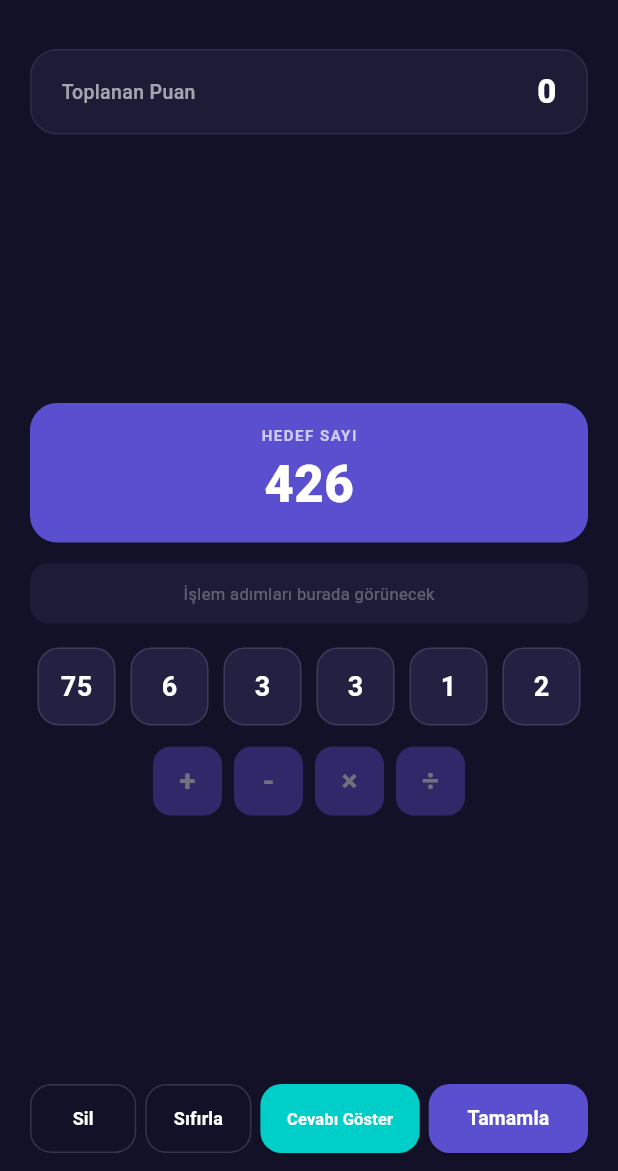
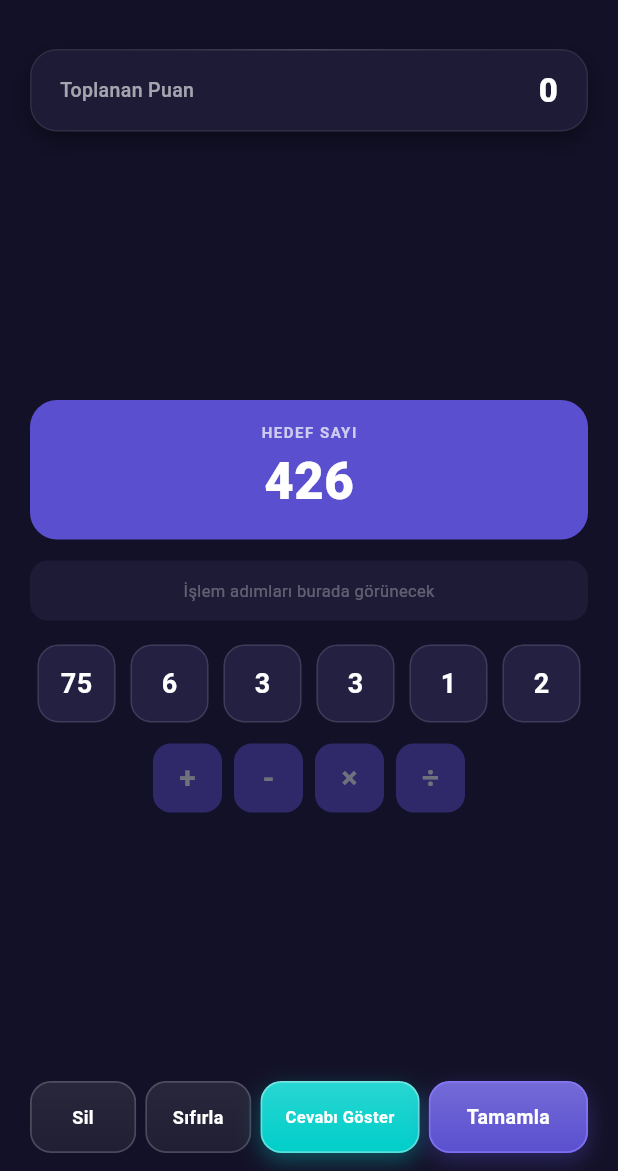
Before and after one commit to Cesurdev58/Say-S-zl-k, a Flutter app: the GameScreen screen opened directly with empty values, on a phone screen of 412 x 824 dp, the part 65-1236 px from its top. Run offline on Flutter 3.47's test engine with Material 3 defaults, Android fonts, the phone set to English and light mode, and no system bars; our stand-ins replace audioplayers, cloud_firestore, confetti, firebase_auth, firebase_core, firebase_crashlytics and 4 more; missing offline and left inert: firebase_app_check; accounts and stored records are empty; Roboto replaces fonts that are missing (Nunito); statements that could not run were skipped.

Commit message:
Faz 2c: GameButton/GameCard/GameDialog/GameHud/GameControlBar ve oyun ekranlari HUD birlestirmesi
Co-Authored-By: Claude Sonnet 5.5 <noreply@anthropic.com>

```diff
--- a/lib/screens/game_screen.dart
+++ b/lib/screens/game_screen.dart
@@ -16,6 +16,11 @@ import '../widgets/timer_chip.dart';
 import '../widgets/word_game_board.dart';
 import '../widgets/math_game_board.dart';
 import '../theme/app_colors.dart';
+import '../theme/app_theme.dart';
+import '../widgets/ui/game_button.dart';
+import '../widgets/ui/game_card.dart';
+import '../widgets/ui/game_control_bar.dart';
+import '../widgets/ui/game_hud.dart';
 
 class GameScreen extends StatefulWidget {
   final bool isTimed;
@@ -803,34 +808,26 @@ class _GameScreenState extends State<GameScreen> with TickerProviderStateMixin {
   }
 
   Widget _buildAppBar() {
-    return Padding(
+    return GameHud(
+      centerTitle: true,
       padding: const EdgeInsets.symmetric(horizontal: 8.0, vertical: 8.0),
-      child: Row(
-        mainAxisAlignment: MainAxisAlignment.spaceBetween,
-        children: [
-          IconButton(
-            icon: const Icon(Icons.arrow_back_ios_new, color: Colors.white),
-            onPressed: () async {
+      titleFontSize: 16,
+      backIconSize: 24,
+      title: widget.subMode == 'mix'
+          ? 'Karışık Mod'
+          : (currentRoundType == 'word' ? 'Aşama: Kelime' : 'Aşama: İşlem'),
+      onBack: () async {
         if (await _onWillPop()) {
           if (mounted) Navigator.pop(context);
         }
       },
-          ),
-          Text(
-            widget.subMode == 'mix'
-                ? 'Karışık Mod'
-                : (currentRoundType == 'word' ? 'Aşama: Kelime' : 'Aşama: İşlem'),
-            style: const TextStyle(color: Colors.white, fontWeight: FontWeight.bold, fontSize: 16),
-          ),
-          Row(
-            mainAxisSize: MainAxisSize.min,
-            children: [
+      trailing: [
         if (widget.isTimed)
           InkWell(
             onTap: (_isGameOver || remainingSeconds <= 0) ? null : _passQuestion,
             borderRadius: BorderRadius.circular(12),
             child: Padding(
-                    padding: const EdgeInsets.symmetric(horizontal: 6, vertical: 4),
+              padding: const EdgeInsets.symmetric(horizontal: 6, vertical: 14),
               child: Text(
                 'Pas (${widget.subMode == 'mix' ? '-10s' : '-5s'})',
                 style: const TextStyle(color: AppColors.rose, fontWeight: FontWeight.bold, fontSize: 12),
@@ -843,21 +840,14 @@ class _GameScreenState extends State<GameScreen> with TickerProviderStateMixin {
             child: TimerChip(seconds: _remainingNotifier, warnAt: 5),
           ),
       ],
-          ),
-        ],
-      ),
     );
   }
 
   Widget _buildScoreCard() {
-    return Container(
+    return SizedBox(
       width: double.infinity,
+      child: GameCard(
         padding: const EdgeInsets.symmetric(horizontal: 20, vertical: 12),
-      decoration: BoxDecoration(
-        color: AppColors.surface,
-        borderRadius: BorderRadius.circular(18),
-        border: Border.all(color: Colors.white.withValues(alpha: 0.08)),
-      ),
         child: Column(
           children: [
             Row(
@@ -867,15 +857,16 @@ class _GameScreenState extends State<GameScreen> with TickerProviderStateMixin {
                   currentRoundType == 'word' ? 'Kelime Puanı' : 'Toplanan Puan',
                   style: TextStyle(color: Colors.white.withValues(alpha: 0.6), fontSize: 13, fontWeight: FontWeight.w500),
                 ),
-              Text('$score', style: const TextStyle(color: Colors.white, fontSize: 22, fontWeight: FontWeight.w900)),
+                Text('$score', style: AppText.counter(fontSize: 22, fontWeight: FontWeight.w900)),
               ],
             ),
             if (showDelta && scoreDeltaText != null)
               Align(
                 alignment: Alignment.centerRight,
-              child: Text(scoreDeltaText!, style: const TextStyle(color: AppColors.rose, fontSize: 11, fontWeight: FontWeight.bold)),
+                child: Text(scoreDeltaText!, style: AppText.counter(color: AppColors.rose, fontSize: 11)),
               ),
           ],
+        ),
       ),
     );
   }
@@ -887,18 +878,14 @@ class _GameScreenState extends State<GameScreen> with TickerProviderStateMixin {
         _isGameOver ||
         (widget.isTimed && remainingSeconds <= 0);
 
-    return Row(
-      children: [
-        Expanded(
+    return GameControlBar(
+      items: [
+        GameBarItem(
           flex: 2,
-          child: SizedBox(
-            height: 46,
-            child: OutlinedButton(
-              style: OutlinedButton.styleFrom(
-                padding: EdgeInsets.zero,
-                side: BorderSide(color: Colors.white.withValues(alpha: 0.15)),
-                shape: RoundedRectangleBorder(borderRadius: BorderRadius.circular(14)),
-              ),
+          child: GameButton(
+            label: 'Sil',
+            variant: GameButtonVariant.secondary,
+            fontSize: 12,
             onPressed: isLocked
                   ? null
                   : () {
@@ -923,21 +910,14 @@ class _GameScreenState extends State<GameScreen> with TickerProviderStateMixin {
                         }
                       });
                     },
-              child: const Text('Sil', style: TextStyle(color: Colors.white, fontWeight: FontWeight.bold, fontSize: 12)),
           ),
         ),
-        ),
-        const SizedBox(width: 6),
-        Expanded(
+        GameBarItem(
           flex: 2,
-          child: SizedBox(
-            height: 46,
-            child: OutlinedButton(
-              style: OutlinedButton.styleFrom(
-                padding: EdgeInsets.zero,
-                side: BorderSide(color: Colors.white.withValues(alpha: 0.15)),
-                shape: RoundedRectangleBorder(borderRadius: BorderRadius.circular(14)),
-              ),
+          child: GameButton(
+            label: currentRoundType == 'word' ? 'Temizle' : 'Sıfırla',
+            variant: GameButtonVariant.secondary,
+            fontSize: 12,
             onPressed: isLocked
                   ? null
                   : () {
@@ -953,52 +933,27 @@ class _GameScreenState extends State<GameScreen> with TickerProviderStateMixin {
                         selectedOp = null;
                       });
                     },
-              child: Text(
-                currentRoundType == 'word' ? 'Temizle' : 'Sıfırla',
-                style: const TextStyle(color: Colors.white, fontWeight: FontWeight.bold, fontSize: 12),
           ),
         ),
+        if (!widget.isTimed)
+          GameBarItem(
+            flex: 3,
+            child: GameButton(
+              label: 'Cevabı Göster',
+              variant: GameButtonVariant.accent,
+              fontSize: 11,
+              onPressed: isLocked ? null : _showTimelessSolution,
             ),
           ),
-        if (!widget.isTimed) ...[
-          const SizedBox(width: 6),
-          Expanded(
+        GameBarItem(
           flex: 3,
-            child: SizedBox(
-              height: 46,
-              child: ElevatedButton(
-                style: ElevatedButton.styleFrom(
-                  padding: EdgeInsets.zero,
-                  backgroundColor: AppColors.accent,
-                  shape: RoundedRectangleBorder(borderRadius: BorderRadius.circular(14)),
-                ),
-                onPressed: isLocked ? null : _showTimelessSolution,
-                child: const Text('Cevabı Göster', style: TextStyle(color: Colors.white, fontWeight: FontWeight.bold, fontSize: 11)),
-              ),
-            ),
-          ),
-        ],
-        const SizedBox(width: 6),
-        Expanded(
-          flex: 3,
-          child: SizedBox(
-            height: 46,
-            child: ElevatedButton(
-              style: ElevatedButton.styleFrom(
-                padding: EdgeInsets.zero,
-                backgroundColor: AppColors.primaryDeep,
-                shape: RoundedRectangleBorder(borderRadius: BorderRadius.circular(14)),
-              ),
+          child: GameButton(
+            label: currentRoundType == 'word' ? 'Onayla' : 'Tamamla',
             onPressed: isLocked
                 ? null
                 : () {
                     currentRoundType == 'word' ? _submitWord() : _submitMath();
                   },
-              child: Text(
-                currentRoundType == 'word' ? 'Onayla' : 'Tamamla',
-                style: const TextStyle(color: Colors.white, fontWeight: FontWeight.bold, fontSize: 13),
-              ),
-            ),
           ),
         ),
       ],
--- /dev/null
+++ b/lib/widgets/ui/game_button.dart
@@ -0,0 +1,130 @@
+import 'package:flutter/material.dart';
+
+import '../../theme/app_colors.dart';
+import '../../theme/app_theme.dart';
+
+enum GameButtonVariant { primary, secondary, danger, accent, warning }
+
+/// Uygulama genelinde tutarlı buton: yumuşak gölge, belirgin kenarlık,
+/// üst kenar ışığı ve en az 48dp dokunma alanı.
+class GameButton extends StatelessWidget {
+  const GameButton({
+    super.key,
+    required this.label,
+    required this.onPressed,
+    this.variant = GameButtonVariant.primary,
+    this.icon,
+    this.fontSize = 13,
+    this.semanticLabel,
+  });
+
+  /// Dokunma alanı alt sınırı (Material erişilebilirlik yönergesi).
+  static const double minHeight = 48;
+
+  final String label;
+
+  /// `null` ise buton devre dışıdır.
+  final VoidCallback? onPressed;
+  final GameButtonVariant variant;
+  final IconData? icon;
+  final double fontSize;
+  final String? semanticLabel;
+
+  Color _base() {
+    switch (variant) {
+      case GameButtonVariant.primary:
+        return AppColors.primaryDeep;
+      case GameButtonVariant.secondary:
+        return Colors.white.withValues(alpha: 0.06);
+      case GameButtonVariant.danger:
+        return AppColors.wrong;
+      case GameButtonVariant.accent:
+        return AppColors.accent;
+      case GameButtonVariant.warning:
+        return AppColors.joker;
+    }
+  }
+
+  Color _border() {
+    switch (variant) {
+      case GameButtonVariant.primary:
+        return AppColors.primaryBright.withValues(alpha: 0.7);
+      case GameButtonVariant.secondary:
+        return Colors.white.withValues(alpha: 0.18);
+      case GameButtonVariant.danger:
+        return Colors.white.withValues(alpha: 0.3);
+      case GameButtonVariant.accent:
+      case GameButtonVariant.warning:
+        return Colors.white.withValues(alpha: 0.35);
+    }
+  }
+
+  @override
+  Widget build(BuildContext context) {
+    final bool enabled = onPressed != null;
+    final Color base = _base();
+    final bool isSecondary = variant == GameButtonVariant.secondary;
+    final BorderRadius radius = BorderRadius.circular(AppRadius.md);
+
+    final Color top = isSecondary ? Colors.white.withValues(alpha: 0.09) : Color.alphaBlend(Colors.white.withValues(alpha: 0.16), base);
+
+    return Semantics(
+      button: true,
+      enabled: enabled,
+      label: semanticLabel ?? label,
+      child: ExcludeSemantics(
+        child: Opacity(
+          opacity: enabled ? 1 : 0.45,
+          child: ConstrainedBox(
+            constraints: const BoxConstraints(minHeight: minHeight),
+            child: DecoratedBox(
+              decoration: BoxDecoration(
+                borderRadius: radius,
+                boxShadow: (enabled && !isSecondary)
+                    ? [BoxShadow(color: base.withValues(alpha: 0.35), blurRadius: 12, offset: const Offset(0, 5))]
+                    : null,
+              ),
+              child: Material(
+                color: Colors.transparent,
+                child: Ink(
+                  decoration: BoxDecoration(
+                    borderRadius: radius,
+                    gradient: LinearGradient(begin: Alignment.topCenter, end: Alignment.bottomCenter, colors: [top, base]),
+                    border: Border.all(color: _border(), width: 1.2),
+                  ),
+                  child: InkWell(
+                    onTap: onPressed,
+                    borderRadius: radius,
+                    child: Padding(
+                      padding: const EdgeInsets.symmetric(horizontal: 8, vertical: 10),
+                      child: Center(
+                        child: Row(
+                          mainAxisSize: MainAxisSize.min,
+                          children: [
+                            if (icon != null) ...[
+                              Icon(icon, color: Colors.white, size: fontSize + 5),
+                              const SizedBox(width: 6),
+                            ],
+                            Flexible(
+                              child: Text(
+                                label,
+                                maxLines: 1,
+                                overflow: TextOverflow.ellipsis,
+                                textAlign: TextAlign.center,
+                                style: TextStyle(color: Colors.white, fontWeight: FontWeight.bold, fontSize: fontSize),
+                              ),
+                            ),
+                          ],
+                        ),
+                      ),
+                    ),
+                  ),
+                ),
+              ),
+            ),
+          ),
+        ),
+      ),
+    );
+  }
+}
--- /dev/null
+++ b/lib/widgets/ui/game_card.dart
@@ -0,0 +1,63 @@
+import 'package:flutter/material.dart';
+
+import '../../theme/app_theme.dart';
+
+/// Katmanlı kart: ince üst kenar ışığı, belirgin kenarlık ve yumuşak alt gölge.
+class GameCard extends StatelessWidget {
+  const GameCard({
+    super.key,
+    required this.child,
+    this.padding = const EdgeInsets.all(16),
+    this.color,
+    this.borderColor,
+    this.radius = AppRadius.lg,
+    this.elevated = true,
+  });
+
+  final Widget child;
+  final EdgeInsetsGeometry padding;
+
+  /// Verilmezse `GameColors.surface` kullanılır.
+  final Color? color;
+  final Color? borderColor;
+  final double radius;
+
+  /// Yumuşak alt gölgeyi açar/kapatır.
+  final bool elevated;
+
+  @override
+  Widget build(BuildContext context) {
+    final colors = context.gameColors;
+    final BorderRadius br = BorderRadius.circular(radius);
+    return DecoratedBox(
+      decoration: BoxDecoration(
+        color: color ?? colors.surface,
+        borderRadius: br,
+        border: Border.all(color: borderColor ?? Colors.white.withValues(alpha: 0.08)),
+        boxShadow: elevated ? [BoxShadow(color: colors.shadow, blurRadius: 14, offset: const Offset(0, 6))] : null,
+      ),
+      child: ClipRRect(
+        borderRadius: br,
+        child: Stack(
+          children: [
+            Padding(padding: padding, child: child),
+            // Üst kenar ışığı
+            Positioned(
+              top: 0,
+              left: 0,
+              right: 0,
+              height: 1,
+              child: IgnorePointer(
+                child: DecoratedBox(
+                  decoration: BoxDecoration(
+                    gradient: LinearGradient(colors: [Colors.transparent, colors.edgeLight, Colors.transparent]),
+                  ),
+                ),
+              ),
+            ),
+          ],
+        ),
+      ),
+    );
+  }
+}
--- /dev/null
+++ b/lib/widgets/ui/game_control_bar.dart
@@ -0,0 +1,29 @@
+import 'package:flutter/material.dart';
+
+/// Alt kontrol çubuğundaki bir eylem ve esnek genişliği.
+class GameBarItem {
+  const GameBarItem({required this.child, this.flex = 1});
+
+  final Widget child;
+  final int flex;
+}
+
+/// Oyun ekranlarının alt kontrol çubuğu: eylemler yan yana, aralarında sabit boşluk.
+class GameControlBar extends StatelessWidget {
+  const GameControlBar({super.key, required this.items, this.spacing = 6});
+
+  final List<GameBarItem> items;
+  final double spacing;
+
+  @override
+  Widget build(BuildContext context) {
+    return Row(
+      children: [
+        for (int i = 0; i < items.length; i++) ...[
+          if (i > 0) SizedBox(width: spacing),
+          Expanded(flex: items[i].flex, child: items[i].child),
+        ],
+      ],
+    );
+  }
+}
--- /dev/null
+++ b/lib/widgets/ui/game_hud.dart
@@ -0,0 +1,50 @@
+import 'package:flutter/material.dart';
+
+/// Oyun ekranları için üst bar (HUD): geri tuşu, başlık ve sağ taraf eylemleri.
+class GameHud extends StatelessWidget {
+  const GameHud({
+    super.key,
+    required this.title,
+    required this.onBack,
+    this.trailing = const [],
+    this.centerTitle = false,
+    this.padding = const EdgeInsets.all(12),
+    this.titleFontSize = 14,
+    this.backIconSize = 20,
+  });
+
+  final String title;
+  final VoidCallback onBack;
+  final List<Widget> trailing;
+
+  /// `true` ise başlık geri tuşu ile sağ eylemler arasında ortalanır.
+  final bool centerTitle;
+  final EdgeInsetsGeometry padding;
+  final double titleFontSize;
+  final double backIconSize;
+
+  @override
+  Widget build(BuildContext context) {
+    final Widget titleWidget = Text(
+      title,
+      style: TextStyle(color: Colors.white, fontWeight: FontWeight.bold, fontSize: titleFontSize),
+    );
+    return Padding(
+      padding: padding,
+      child: Row(
+        mainAxisAlignment: centerTitle ? MainAxisAlignment.spaceBetween : MainAxisAlignment.start,
+        children: [
+          IconButton(
+            tooltip: 'Geri',
+            constraints: const BoxConstraints(minWidth: 48, minHeight: 48),
+            icon: Icon(Icons.arrow_back_ios_new, color: Colors.white, size: backIconSize),
+            onPressed: onBack,
+          ),
+          titleWidget,
+          if (!centerTitle) const Spacer(),
+          Row(mainAxisSize: MainAxisSize.min, children: trailing),
+        ],
+      ),
+    );
+  }
+}
```
Also changed, not shown: lib/screens/multiplayer_game_screen.dart (+39 -54 lines), lib/widgets/ui/game_dialog.dart (added, +78 -0 lines). Lines whose indentation alone changed are shown as unchanged.
